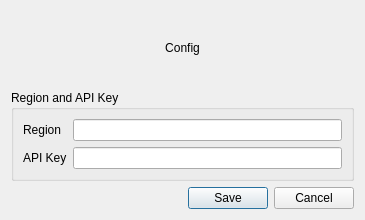
Old version of the form location_service/ui/config/config.ui in the repository MIERUNE/qgis-amazonlocationservice-plugin.
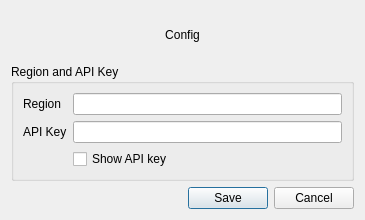
New version of the form.

```diff
--- a/location_service/ui/config/config.ui
+++ b/location_service/ui/config/config.ui
@@ -57,7 +57,18 @@
        <widget class="QLineEdit" name="region_lineEdit"/>
       </item>
       <item row="2" column="1">
-       <widget class="QLineEdit" name="apikey_lineEdit"/>
+       <widget class="QLineEdit" name="apikey_lineEdit">
+        <property name="echoMode">
+         <enum>QLineEdit::Password</enum>
+        </property>
+       </widget>
+      </item>
+      <item row="3" column="1">
+       <widget class="QCheckBox" name="apikey_show_checkBox">
+        <property name="text">
+         <string>Show API key</string>
+        </property>
+       </widget>
       </item>
      </layout>
     </widget>
```
